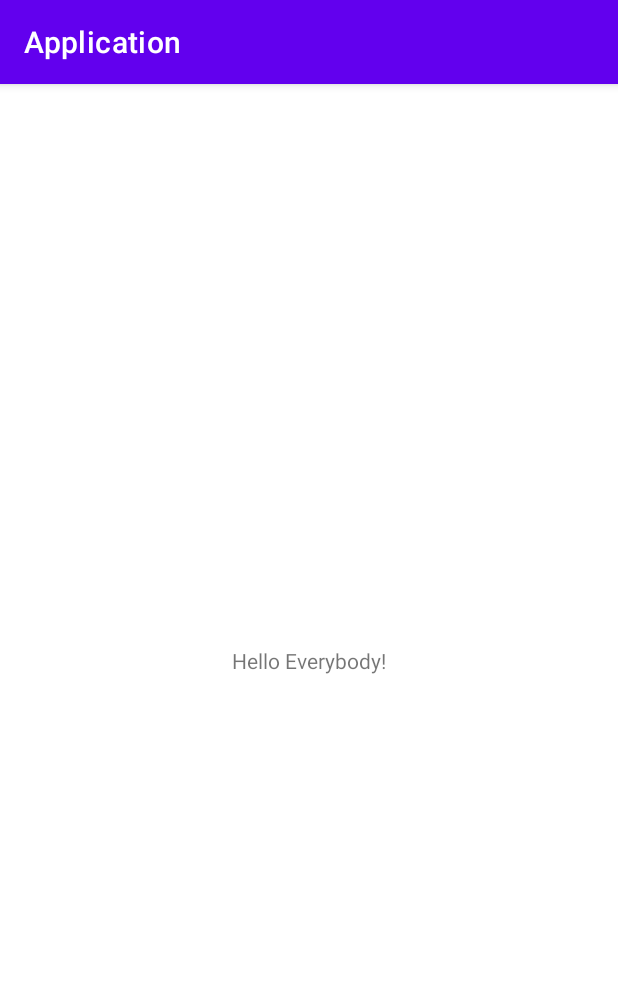
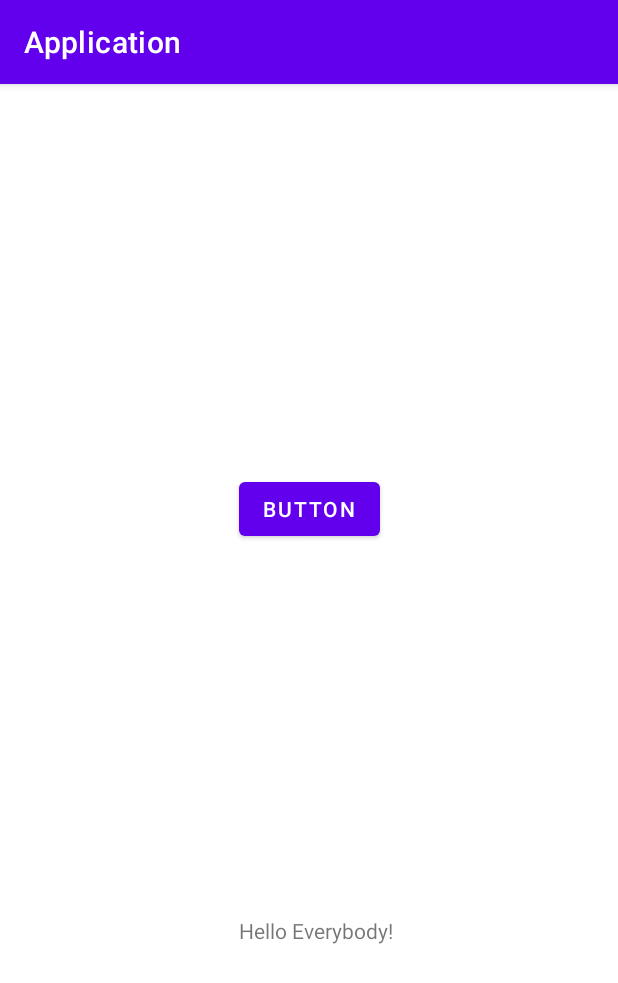
Before and after one commit to MelnikovaVika/Application, an Android app: the screen it shows after launch (MainActivity), on a phone screen of 412 x 824 dp. Shown: the top 983 px of the screen. Run offline under Robolectric (Android 15) with nearby library versions, the phone set to English and light mode, and no system bars.

Commit message:
Feature for new version

```diff
--- a/app/src/main/java/com/application/MainActivity.kt
+++ b/app/src/main/java/com/application/MainActivity.kt
@@ -7,5 +7,8 @@ class MainActivity : AppCompatActivity() {
     override fun onCreate(savedInstanceState: Bundle?) {
         super.onCreate(savedInstanceState)
         setContentView(R.layout.activity_main)
+
+
+        //Functional implementation
     }
 }
--- a/app/src/main/res/layout/activity_main.xml
+++ b/app/src/main/res/layout/activity_main.xml
@@ -7,12 +7,26 @@
     tools:context=".MainActivity">
 
     <TextView
+        android:id="@+id/textView"
         android:layout_width="wrap_content"
         android:layout_height="wrap_content"
         android:text="Hello Everybody!"
         app:layout_constraintBottom_toBottomOf="parent"
         app:layout_constraintEnd_toEndOf="parent"
+        app:layout_constraintHorizontal_bias="0.516"
         app:layout_constraintStart_toStartOf="parent"
-        app:layout_constraintTop_toTopOf="parent" />
+        app:layout_constraintTop_toTopOf="parent"
+        app:layout_constraintVertical_bias="0.741" />
+
+    <Button
+        android:id="@+id/button"
+        android:layout_width="wrap_content"
+        android:layout_height="wrap_content"
+        android:text="Button"
+        app:layout_constraintBottom_toTopOf="@+id/textView"
+        app:layout_constraintEnd_toEndOf="parent"
+        app:layout_constraintStart_toStartOf="parent"
+        app:layout_constraintTop_toTopOf="parent"
+        app:layout_constraintVertical_bias="0.512" />
 
 </androidx.constraintlayout.widget.ConstraintLayout>
```
